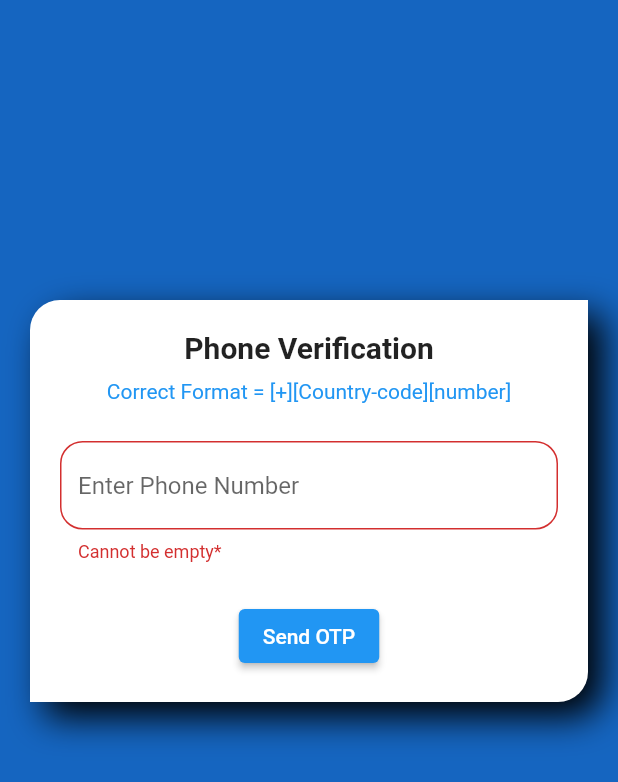
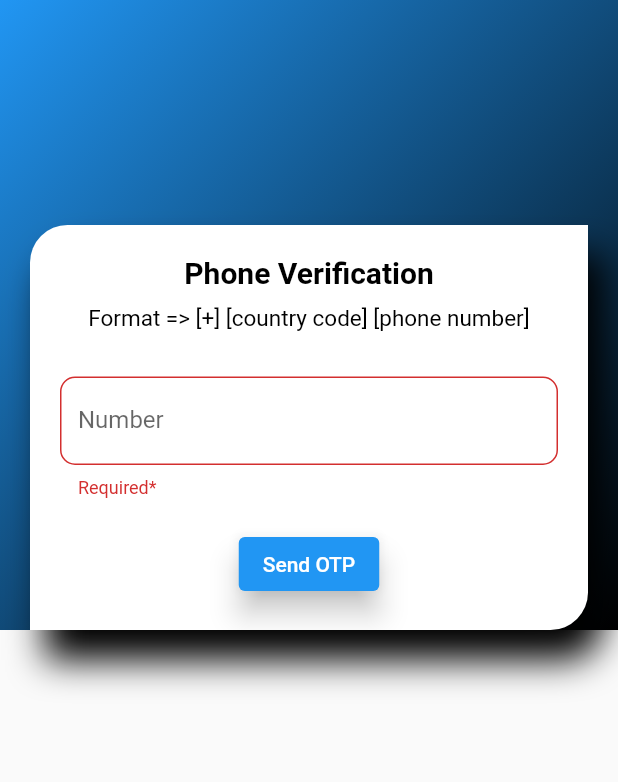
Before and after one commit to gaurav977bro/Music-streaming-app-using-flutter, a Flutter app: the Login widget shown alone on an empty page, opened directly, after a tap on "Send OTP", on a phone screen of 412 x 824 dp. Shown: the top 782 px of the screen. Run offline on Flutter 3.47's test engine with Material 2 defaults, Android fonts, the phone set to English and light mode, and no system bars; our stand-ins replace firebase_auth, firebase_core, form_field_validator; accounts and stored records are empty; network calls fail.

```diff
--- a/mymusic/lib/screens/LoginScreen.dart
+++ b/mymusic/lib/screens/LoginScreen.dart
@@ -4,217 +4,222 @@ import 'package:form_field_validator/form_field_validator.dart';
 
 import 'HomeScreen.dart';
 
+void main() {
+  runApp(Login());
+}
+
 enum MobileVerificationState {
-  SHOW_PHONENUMBER_PAGE,
-  SHOW_OTP_PAGE,
+  Show_login,
+  show_otp,
 }
 
 class Login extends StatefulWidget {
-  const Login({Key? key}) : super(key: key);
-
   @override
   _LoginState createState() => _LoginState();
 }
 
 class _LoginState extends State<Login> {
-  final _formKey = GlobalKey<FormState>();
+  final _key = GlobalKey<FormState>();
+
+  MobileVerificationState currentState = MobileVerificationState.Show_login;
 
   FirebaseAuth _auth = FirebaseAuth.instance;
 
-  final numberController = TextEditingController();
-  final otpController = TextEditingController();
-  bool showLoading = false;
-
+  var phoneController = TextEditingController();
+  var otpController = TextEditingController();
   var VerificationId;
 
-  MobileVerificationState currentState =
-      MobileVerificationState.SHOW_PHONENUMBER_PAGE;
+  bool showLoading = false;
+  bool tapped = false;
 
-  void signWithCredential(AuthCredential phoneAuthCredential) async {
+// For verification after OTP is revieved
+  void signIn(AuthCredential phoneAuthCredential) async {
     setState(() {
       showLoading = true;
     });
+    try {
+      var _authCredential =
+          await _auth.signInWithCredential(phoneAuthCredential);
 
-    try {
-      final authCredential =
-          await _auth.signInWithCredential(phoneAuthCredential);
       setState(() {
         showLoading = false;
+        ;
       });
-
-      if (authCredential.user != null) {
+      if (_authCredential != null) {
         Navigator.push(
             context, MaterialPageRoute(builder: (context) => Home()));
       }
     } on FirebaseException catch (e) {
       setState(() {
         showLoading = false;
+        ;
       });
-      ScaffoldMessenger.of(context)
-          .showSnackBar(SnackBar(content: Text(e.message)));
+      ScaffoldMessenger.of(context).showSnackBar(SnackBar(
+        content: Text(e.message),
+      ));
     }
   }
 
+  // Page show to take phone number
   getLogin(context) {
-    return Scaffold(
-        backgroundColor: Colors.blue[800],
-        body: SafeArea(
-            child: SingleChildScrollView(
-                padding: EdgeInsets.only(top: 200, left: 20, right: 20),
-                child: Container(
-                    decoration: BoxDecoration(
-                        color: Colors.white,
-                        boxShadow: [
-                          BoxShadow(
-                              offset: Offset(10, 10),
-                              color: Colors.black,
-                              blurRadius: 20)
-                        ],
-                        borderRadius: BorderRadius.only(
-                            bottomRight: Radius.circular(20),
-                            topLeft: Radius.circular(20))),
-                    padding: EdgeInsets.all(20),
+    return Container(
       child: Form(
-                      key: _formKey,
+        key: _key,
         child: Column(
           children: [
             Text("Phone Verification",
                 style: TextStyle(
-                                  fontWeight: FontWeight.bold, fontSize: 20)),
-                          SizedBox(
-                            height: 10,
-                          ),
-                          Text("Correct Format = [+][Country-code][number]",
-                              style: TextStyle(color: Colors.blue)),
-                          SizedBox(height: 25),
+                    color: Colors.black,
+                    fontSize: 20,
+                    fontWeight: FontWeight.bold)),
+            SizedBox(height: 10),
+            Text("Format => [+] [country code] [phone number]",
+                style: TextStyle(color: Colors.black, fontSize: 15)),
+            SizedBox(height: 30),
             TextFormField(
-                            controller: numberController,
+              controller: phoneController,
               autovalidate: true,
               validator: MultiValidator([
-                              RequiredValidator(errorText: "Cannot be empty*"),
-                              MinLengthValidator(10,
-                                  errorText: "Must be 10 digits"),
+                RequiredValidator(errorText: "Required*"),
+                MinLengthValidator(10, errorText: "Invalid Phone number*")
               ]),
               decoration: InputDecoration(
+                  hintText: "Phone number",
+                  labelText: "Number",
                   border: OutlineInputBorder(
-                                borderRadius: BorderRadius.circular(15),
+                      borderSide: BorderSide(width: 10),
+                      borderRadius: BorderRadius.circular(10))),
             ),
-                              hintText: "Enter Phone Number",
+            SizedBox(
+              height: 20,
             ),
-                          ),
-                          SizedBox(height: 25),
             ElevatedButton(
+              style: ElevatedButton.styleFrom(
+                  elevation: 8, shadowColor: Colors.black),
+              child: tapped ? Icon(Icons.check) : Text("Send OTP"),
               onPressed: () async {
-                                if (_formKey.currentState!.validate()) {
+                if (_key.currentState!.validate()) {
+                  setState(() {
                     showLoading = true;
+                    tapped = true;
+                  });
+                  ;
+
                   await _auth.verifyPhoneNumber(
-                                      //1
-                                      phoneNumber: numberController.text,
-                                      //2
-                                      verificationCompleted:
-                                          (phoneAuthCredential) async {
+                      // 1
+                      phoneNumber: phoneController.text,
+                      // 2
+                      verificationCompleted: (phoneAuthCredential) async {
                         setState(() {
                           showLoading = false;
                         });
-                                        //signWithCredential(phoneAuthCredential);
                       },
-                                      //3
-                                      verificationFailed:
-                                          (phoneVerificationFailed) {
+                      // 3
+                      verificationFailed: (verificationFailed) async {
                         setState(() {
                           showLoading = false;
                         });
-                                        ScaffoldMessenger.of(context)
-                                            .showSnackBar(SnackBar(
-                                                content: Text(
-                                                    phoneVerificationFailed
-                                                        .message)));
+                        ScaffoldMessenger.of(context).showSnackBar(SnackBar(
+                          content: Text(verificationFailed.message),
+                        ));
                       },
-                                      //4
-                                      codeSent: (verificationId,
-                                          resendingToken) async {
+                      // 4
+                      codeSent: (verificationId, resendingToken) async {
                         setState(() {
                           showLoading = false;
-                                          currentState = MobileVerificationState
-                                              .SHOW_OTP_PAGE;
+                          currentState = MobileVerificationState.show_otp;
                           this.VerificationId = verificationId;
                         });
                       },
-                                      //5
-                                      codeAutoRetrievalTimeout:
-                                          (verificationId) async {});
+                      // 5
+                      codeAutoRetrievalTimeout: (phoneAuthCredential) async {});
                 }
               },
-                              child: Text("Send OTP")),
+            )
           ],
         ),
-                    )))));
+      ),
+      padding: EdgeInsets.only(top: 20, left: 20, right: 20, bottom: 20),
+      decoration: BoxDecoration(
+          boxShadow: [
+            BoxShadow(
+                color: Colors.black, offset: Offset(10, 20), blurRadius: 20)
+          ],
+          color: Colors.white,
+          borderRadius: BorderRadius.only(
+              topLeft: Radius.circular(25), bottomRight: Radius.circular(25))),
+    );
   }
 
+  // Page showed after recieving OTP
   getOtp(context) {
-    return Scaffold(
-        backgroundColor: Colors.blue[800],
-        body: SafeArea(
-            child: SingleChildScrollView(
-                padding: EdgeInsets.only(top: 200, left: 20, right: 20),
-                child: Container(
-                    decoration: BoxDecoration(
-                        color: Colors.white,
-                        boxShadow: [
-                          BoxShadow(
-                              offset: Offset(10, 10),
-                              color: Colors.black,
-                              blurRadius: 20)
-                        ],
-                        borderRadius: BorderRadius.only(
-                            bottomRight: Radius.circular(20),
-                            topLeft: Radius.circular(20))),
-                    padding: EdgeInsets.all(20),
-                    child: Form(
-                      key: _formKey,
+    return Container(
       child: Column(
         children: [
           Text("OTP Verification",
               style: TextStyle(
-                                  fontWeight: FontWeight.bold, fontSize: 20)),
-                          SizedBox(height: 25),
+                  color: Colors.black,
+                  fontSize: 20,
+                  fontWeight: FontWeight.bold)),
+          SizedBox(height: 30),
           TextFormField(
             controller: otpController,
-                            autovalidate: true,
             validator: MultiValidator([
-                              RequiredValidator(errorText: "Cannot be empty*"),
+              RequiredValidator(errorText: "Required*"),
             ]),
             decoration: InputDecoration(
+                hintText: "Enter OTP",
+                labelText: "OTP",
                 border: OutlineInputBorder(
-                                borderRadius: BorderRadius.circular(15),
+                    borderSide: BorderSide(width: 10),
+                    borderRadius: BorderRadius.circular(10))),
           ),
-                              hintText: "Enter OTP",
+          SizedBox(
+            height: 20,
           ),
-                          ),
-                          SizedBox(height: 25),
           ElevatedButton(
+            style: ElevatedButton.styleFrom(
+                elevation: 8, shadowColor: Colors.black),
+            child: Text("Verify OTP"),
             onPressed: () async {
-                                if (_formKey.currentState!.validate()) {
-                                  AuthCredential phoneAuthCredential =
-                                      PhoneAuthProvider.credential(
-                                          verificationId: this.VerificationId,
-                                          smsCode: otpController.text);
+              AuthCredential phoneAuthCredential = PhoneAuthProvider.credential(
+                  verificationId: VerificationId, smsCode: otpController.text);
 
-                                  signWithCredential(phoneAuthCredential);
-                                }
+              signIn(phoneAuthCredential);
             },
-                              child: Text("Verify OTP")),
+          )
         ],
       ),
-                    )))));
+      padding: EdgeInsets.only(top: 20, left: 20, right: 20, bottom: 20),
+      decoration: BoxDecoration(
+          boxShadow: [
+            BoxShadow(
+                color: Colors.black, offset: Offset(10, 20), blurRadius: 20)
+          ],
+          color: Colors.white,
+          borderRadius: BorderRadius.only(
+              topLeft: Radius.circular(25), bottomRight: Radius.circular(25))),
+    );
   }
 
   @override
   Widget build(BuildContext context) {
-    return showLoading
+    return Material(
+        child: Container(
+            decoration: BoxDecoration(
+                gradient: LinearGradient(
+                    colors: [Colors.blue, Colors.black],
+                    begin: Alignment.topLeft,
+                    end: Alignment.bottomRight)),
+            child: SafeArea(
+                child: SingleChildScrollView(
+              padding: EdgeInsets.only(top: 150, left: 20, right: 20),
+              child: Container(
+                  child: showLoading
                       ? Center(child: CircularProgressIndicator())
-        : currentState == MobileVerificationState.SHOW_PHONENUMBER_PAGE
+                      : currentState == MobileVerificationState.Show_login
                           ? getLogin(context)
-            : getOtp(context);
+                          : getOtp(context)),
+            ))));
   }
 }
```
Also changed, not shown: mymusic/lib/main.dart (+7 -8 lines), mymusic/lib/screens/HomeScreen.dart (+58 -87 lines), mymusic/lib/screens/MusicScreen.dart (added, +41 -0 lines), mymusic/lib/screens/Player.dart (deleted, +0 -34 lines), mymusic/lib/widgets/MyDrawer.dart (added, +174 -0 lines), mymusic/lib/widgets/SongWidget.dart (renamed from mymusic/lib/widgets/DataWidget.dart, +10 -10 lines). Lines whose indentation alone changed are shown as unchanged.
